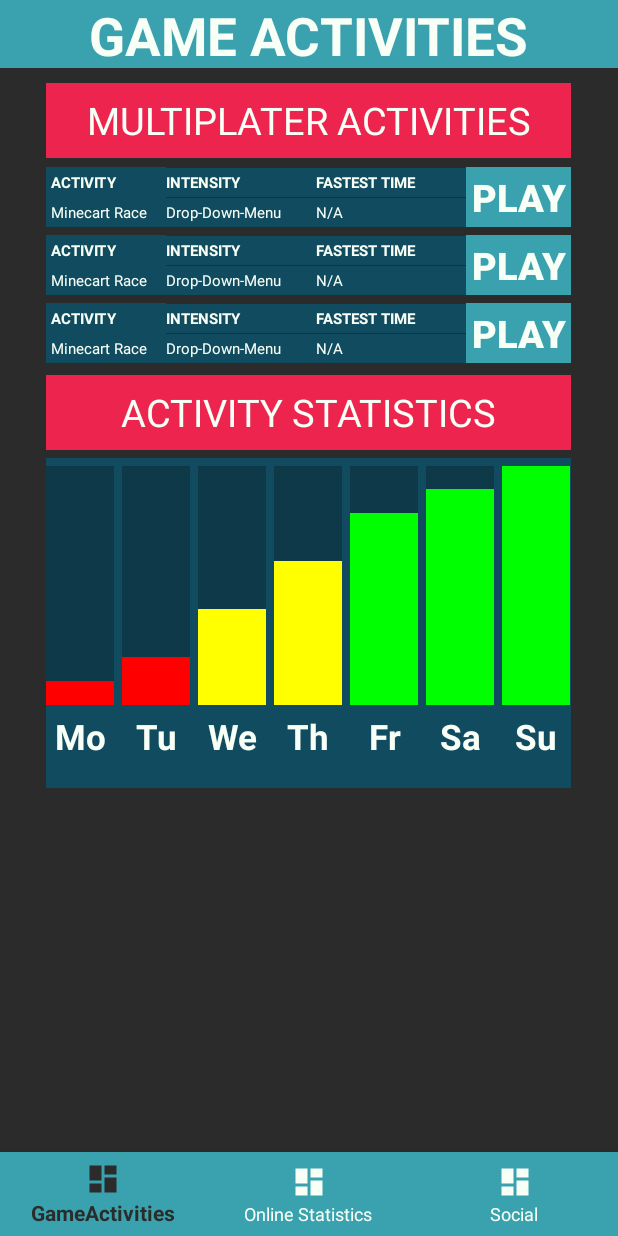
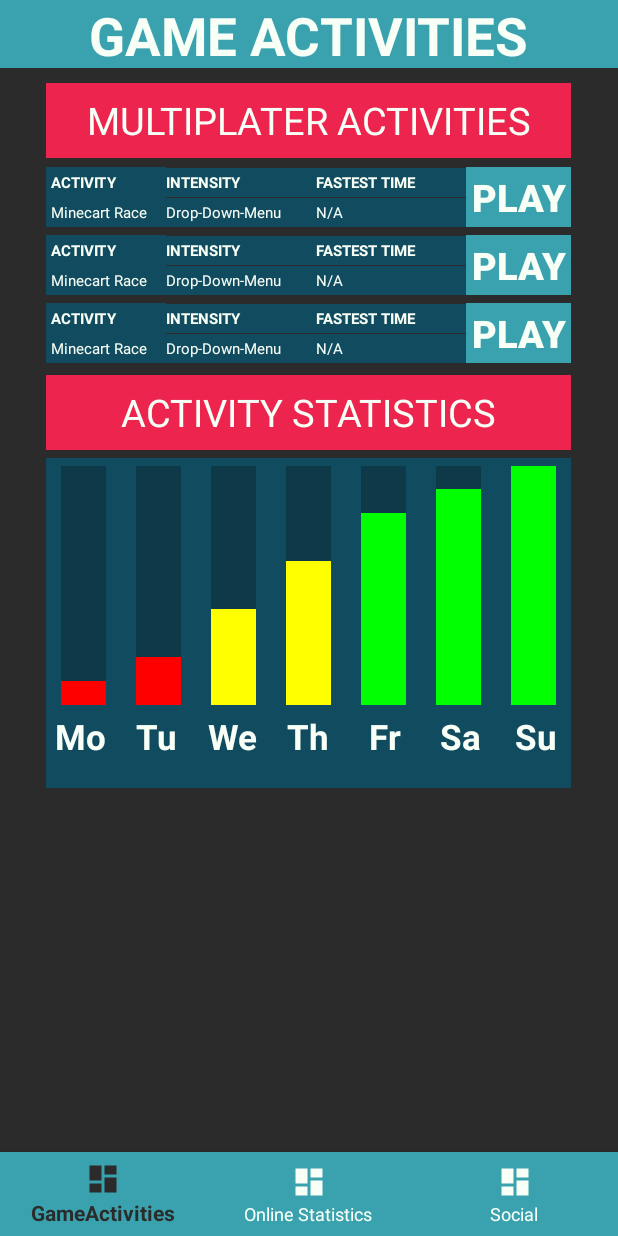
Before and after one commit to AtomicPotatoEmil/P2-Prototype, an Android app: the screen it shows after launch (GameActivities), on a phone screen of 412 x 824 dp. Run offline under Robolectric (Android 15) with nearby library versions, the phone set to English and light mode, and no system bars.

Commit message:
Change in stats
Smaller UI on the stat values

```diff
--- a/prototypeP2/app/src/main/res/layout/activity_main.xml
+++ b/prototypeP2/app/src/main/res/layout/activity_main.xml
@@ -22,7 +22,7 @@
         <ProgressBar
             android:id="@+id/progressBarMo"
             style="@style/Widget.AppCompat.ProgressBar.Horizontal"
-            android:layout_width="45dp"
+            android:layout_width="30dp"
             android:layout_height="match_parent"
             android:layout_marginTop="5dp"
             android:layout_marginBottom="5dp"
@@ -31,61 +31,61 @@
         <ProgressBar
             android:id="@+id/progressBarTu"
             style="@style/Widget.AppCompat.ProgressBar.Horizontal"
-            android:layout_width="45dp"
+            android:layout_width="30dp"
             android:layout_height="match_parent"
             android:layout_marginTop="5dp"
-            android:layout_marginLeft="5dp"
+            android:layout_marginLeft="20dp"
             android:layout_marginBottom="5dp"
             android:progressDrawable="@drawable/progressbar_vertical" />
 
         <ProgressBar
             android:id="@+id/progressBarWe"
             style="@style/Widget.AppCompat.ProgressBar.Horizontal"
-            android:layout_width="45dp"
+            android:layout_width="30dp"
             android:layout_height="match_parent"
             android:layout_marginTop="5dp"
             android:layout_marginBottom="5dp"
-            android:layout_marginLeft="5dp"
+            android:layout_marginLeft="20dp"
             android:progressDrawable="@drawable/progressbar_vertical" />
 
         <ProgressBar
             android:id="@+id/progressBarTh"
             style="@style/Widget.AppCompat.ProgressBar.Horizontal"
-            android:layout_width="45dp"
+            android:layout_width="30dp"
             android:layout_height="match_parent"
             android:layout_marginTop="5dp"
             android:layout_marginBottom="5dp"
-            android:layout_marginLeft="5dp"
+            android:layout_marginLeft="20dp"
             android:progressDrawable="@drawable/progressbar_vertical" />
 
         <ProgressBar
             android:id="@+id/progressBarFr"
             style="@style/Widget.AppCompat.ProgressBar.Horizontal"
-            android:layout_width="45dp"
+            android:layout_width="30dp"
             android:layout_height="match_parent"
             android:layout_marginTop="5dp"
             android:layout_marginBottom="5dp"
-            android:layout_marginLeft="5dp"
+            android:layout_marginLeft="20dp"
             android:progressDrawable="@drawable/progressbar_vertical" />
 
         <ProgressBar
             android:id="@+id/progressBarSa"
             style="@style/Widget.AppCompat.ProgressBar.Horizontal"
-            android:layout_width="45dp"
+            android:layout_width="30dp"
             android:layout_height="match_parent"
             android:layout_marginTop="5dp"
             android:layout_marginBottom="5dp"
-            android:layout_marginLeft="5dp"
+            android:layout_marginLeft="20dp"
             android:progressDrawable="@drawable/progressbar_vertical" />
 
         <ProgressBar
             android:id="@+id/progressBarSu"
             style="@style/Widget.AppCompat.ProgressBar.Horizontal"
-            android:layout_width="45dp"
+            android:layout_width="30dp"
             android:layout_height="match_parent"
             android:layout_marginTop="5dp"
             android:layout_marginBottom="5dp"
-            android:layout_marginLeft="5dp"
+            android:layout_marginLeft="20dp"
             android:progressDrawable="@drawable/progressbar_vertical" />
 
     </LinearLayout>
```
